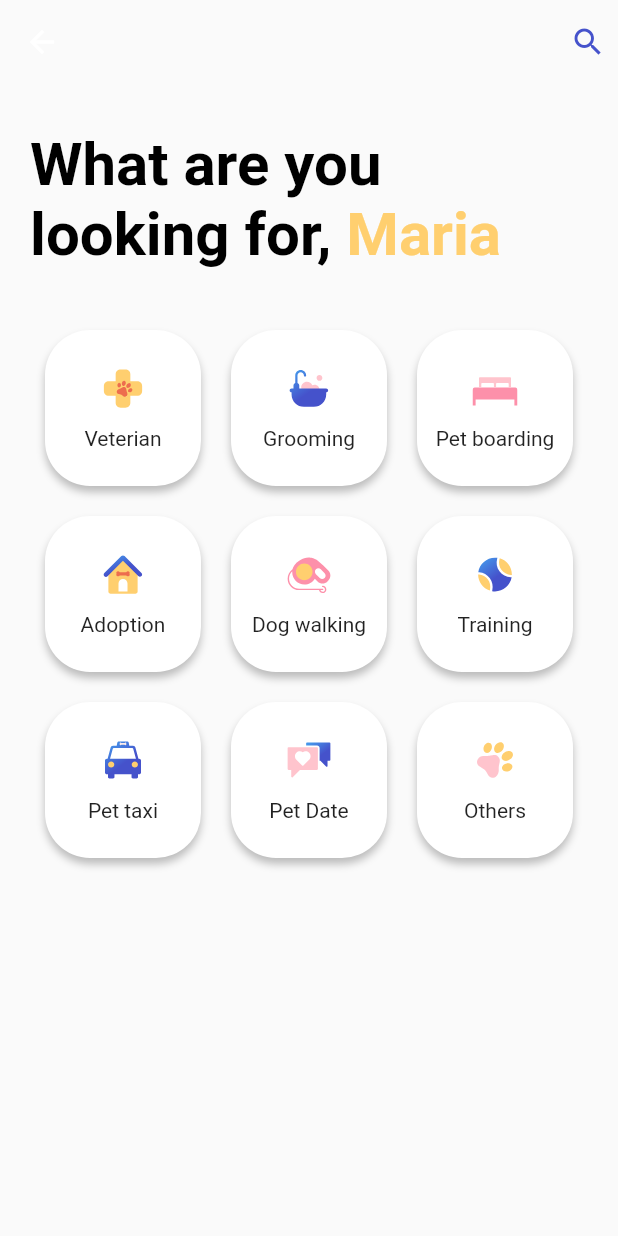
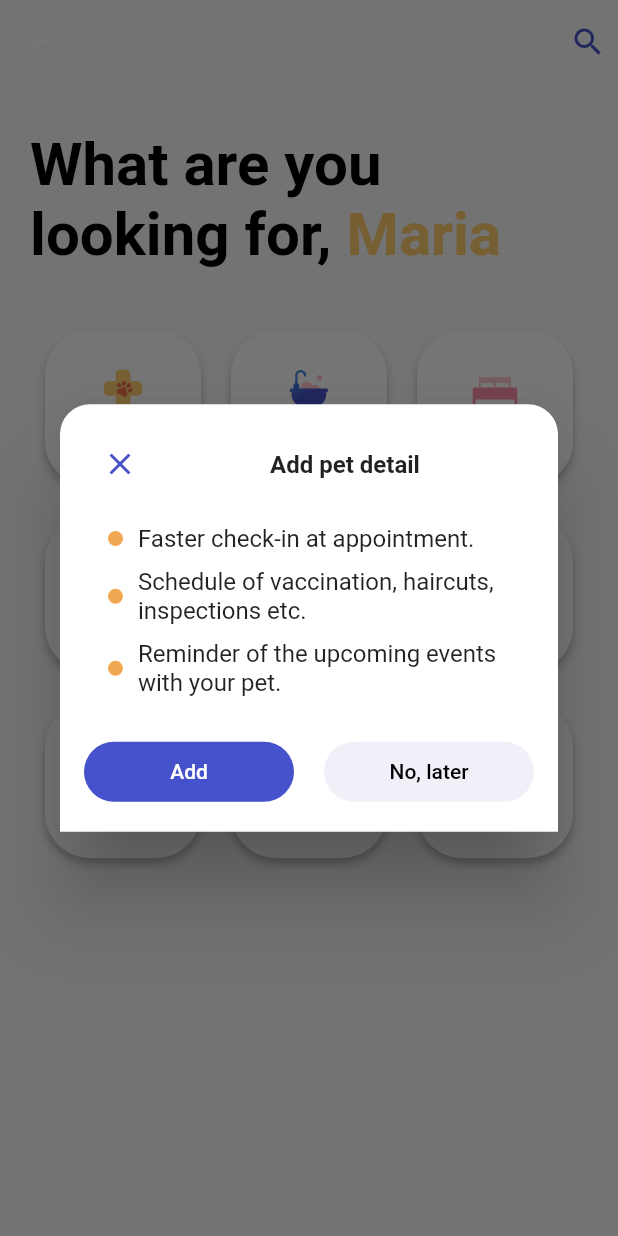
Before and after one commit to Kashack/pet_care, a Flutter app: the HomePage screen opened directly, on a phone screen of 412 x 824 dp. Run offline on Flutter 3.47's test engine with Material 2 defaults, Android fonts, the light colour scheme and no system bars; our stand-ins replace flutter_svg, font_awesome_flutter, lottie, pinput, shared_preferences, supabase_flutter; accounts and stored records are empty.

Commit message:
pet page

```diff
--- a/lib/business/constant/globals.dart
+++ b/lib/business/constant/globals.dart
@@ -11,7 +11,11 @@ class Globals {
   static const String dogWalkingIcon = 'assets/icons/dog_walking.svg';
   static const String petTaxiIcon = 'assets/icons/pet_taxi.svg';
   static const String petTrainingIcon = 'assets/icons/training.svg';
+  static const String petIcon = 'assets/icons/pet_icon.svg';
+  static const String medicBriefIcon = 'assets/icons/medic_briefcase_icon.svg';
+  static const String announcementIcon = 'assets/icons/announcement_icon.svg';
 
   //Images
   static const String onboardingImage1 = 'assets/images/onboardingImage1.png';
+  static const String demoImage = 'assets/images/demo_image.png';
 }
--- a/lib/business/authentication_helper.dart
+++ b/lib/business/database/authentication_helper.dart
@@ -2,7 +2,7 @@ import 'package:flutter/material.dart';
 import 'package:pet_care/presentation/authentication/email_verification_page.dart';
 import 'package:supabase_flutter/supabase_flutter.dart';
 
-import '../presentation/navigation/nav_page.dart';
+import '../../presentation/navigation/nav_page.dart';
 
 class Authentication {
   final supabase = Supabase.instance.client;
--- a/lib/presentation/authentication/sign_in_page.dart
+++ b/lib/presentation/authentication/sign_in_page.dart
@@ -5,7 +5,7 @@ import 'package:pet_care/business/constant/my_colors.dart';
 import 'package:pet_care/presentation/navigation/nav_page.dart';
 import 'package:pet_care/presentation/authentication/registration_page.dart';
 
-import '../../business/authentication_helper.dart';
+import '../../business/database/authentication_helper.dart';
 import '../component/my_text_field.dart';
 
 class SignInPage extends StatefulWidget {
--- a/lib/presentation/authentication/sign_up_with_email.dart
+++ b/lib/presentation/authentication/sign_up_with_email.dart
@@ -5,7 +5,7 @@ import 'package:lottie/lottie.dart';
 import 'package:pet_care/presentation/component/my_text_field.dart';
 import 'package:pet_care/presentation/authentication/sign_in_page.dart';
 
-import '../../business/authentication_helper.dart';
+import '../../business/database/authentication_helper.dart';
 import '../../business/constant/my_colors.dart';
 
 class SignUpWithEmailPage extends StatefulWidget {
--- a/lib/presentation/navigation/home_page.dart
+++ b/lib/presentation/navigation/home_page.dart
@@ -2,12 +2,29 @@ import 'package:flutter/material.dart';
 import 'package:flutter_svg/flutter_svg.dart';
 import 'package:pet_care/business/constant/globals.dart';
 import 'package:pet_care/business/constant/my_colors.dart';
-import 'package:pet_care/presentation/vetPage.dart';
+import 'package:pet_care/presentation/pet_detail.dart';
+import 'package:pet_care/presentation/vet_page.dart';
 
-class HomePage extends StatelessWidget {
-  String Name;
+class HomePage extends StatefulWidget {
+  final bool isFirstTime;
 
-  HomePage({this.Name = 'Maria'});
+  HomePage({this.isFirstTime = true});
+
+  @override
+  State<HomePage> createState() => _HomePageState();
+}
+
+class _HomePageState extends State<HomePage> {
+  final String Name = 'Maria';
+
+  @override
+  void initState() {
+    // TODO: implement initState
+    super.initState();
+    WidgetsBinding.instance.addPostFrameCallback((timeStamp) {
+      displayPetDetailDialog(context);
+    });
+  }
 
   @override
   Widget build(BuildContext context) {
@@ -15,31 +32,35 @@ class HomePage extends StatelessWidget {
       appBar: AppBar(
         elevation: 0,
         backgroundColor: Colors.transparent,
-        actions: [
+        actions: const [
           Padding(
-            padding: const EdgeInsets.all(8.0),
-            child: Icon(Icons.search,color: MyColors.violet,),
+            padding: EdgeInsets.all(8.0),
+            child: Icon(
+              Icons.search,
+              color: MyColors.violet,
+            ),
           )
         ],
       ),
       body: SafeArea(
         child: Padding(
-          padding: const EdgeInsets.symmetric(horizontal: 20.0,vertical: 30),
+          padding: const EdgeInsets.symmetric(horizontal: 20.0, vertical: 30),
           child: Column(
             children: [
               RichText(
                 text: TextSpan(
                     text: 'What are you looking for, ',
-                    style: TextStyle(
+                    style: const TextStyle(
                         color: Colors.black,
                         fontWeight: FontWeight.bold,
                         fontSize: 40),
                     children: [
                       TextSpan(
-                          text: Name, style: TextStyle(color: MyColors.yellow))
+                          text: Name,
+                          style: const TextStyle(color: MyColors.yellow))
                     ]),
               ),
-              SizedBox(
+              const SizedBox(
                 height: 30,
               ),
               Expanded(
@@ -51,14 +72,19 @@ class HomePage extends StatelessWidget {
                   itemBuilder: (context, index) {
                     return GestureDetector(
                       onTap: () {
-                        Navigator.push(context, MaterialPageRoute(builder: (context) => services[index]['navigation'],));
+                        Navigator.push(
+                            context,
+                            MaterialPageRoute(
+                              builder: (context) =>
+                                  services[index]['navigation'],
+                            ));
                       },
                       child: Container(
-                        margin: EdgeInsets.all(10),
+                        margin: const EdgeInsets.all(10),
                         decoration: BoxDecoration(
                             color: Colors.white,
                             borderRadius: BorderRadius.circular(30),
-                            boxShadow: [
+                            boxShadow: const [
                               BoxShadow(
                                   blurRadius: 4,
                                   spreadRadius: 0,
@@ -74,7 +100,7 @@ class HomePage extends StatelessWidget {
                               height: 30,
                               width: 30,
                             ),
-                            SizedBox(
+                            const SizedBox(
                               height: 10,
                             ),
                             Text(services[index]['text'])
@@ -93,30 +119,174 @@ class HomePage extends StatelessWidget {
   }
 }
 
+displayPetDetailDialog(BuildContext context) {
+  showDialog(
+    context: context,
+    builder: (context) => SimpleDialog(
+      backgroundColor: Colors.white,
+      shape: const RoundedRectangleBorder(
+          borderRadius: BorderRadius.vertical(top: Radius.circular(20))),
+      contentPadding: const EdgeInsets.all(16),
+      children: [
+        Row(
+          children: [
+            IconButton(
+              onPressed: () {
+                Navigator.pop(context);
+              },
+              icon: Icon(
+                Icons.close,
+                color: MyColors.violet,
+              ),
+            ),
+            Expanded(
+              child: Align(
+                  alignment: Alignment.center,
+                  child: Text(
+                    'Add pet detail',
+                    style: TextStyle(fontWeight: FontWeight.bold),
+                  )),
+            )
+          ],
+        ),
+        Padding(
+          padding: const EdgeInsets.all(16.0),
+          child: Column(
+            children: [
+              Row(
+                children: const [
+                  CircleAvatar(
+                    backgroundColor: MyColors.orange,
+                    radius: 5,
+                  ),
+                  SizedBox(
+                    width: 10,
+                  ),
+                  Expanded(child: Text('Faster check-in at appointment.'))
+                ],
+              ),
+              const SizedBox(
+                height: 10,
+              ),
+              Row(
+                children: const [
+                  CircleAvatar(
+                    backgroundColor: MyColors.orange,
+                    radius: 5,
+                  ),
+                  SizedBox(
+                    width: 10,
+                  ),
+                  Expanded(
+                      child: Text(
+                          'Schedule of vaccination, haircuts, inspections etc.'))
+                ],
+              ),
+              const SizedBox(
+                height: 10,
+              ),
+              Row(
+                children: const [
+                  CircleAvatar(
+                    backgroundColor: MyColors.orange,
+                    radius: 5,
+                  ),
+                  SizedBox(
+                    width: 10,
+                  ),
+                  Expanded(
+                      child: Text(
+                          'Reminder of the upcoming events with your pet.'))
+                ],
+              ),
+              const SizedBox(
+                height: 10,
+              ),
+            ],
+          ),
+        ),
+        Row(
+          mainAxisAlignment: MainAxisAlignment.spaceAround,
+          children: [
+            Expanded(
+              child: FilledButton(
+                onPressed: () {
+                  Navigator.push(
+                      context,
+                      MaterialPageRoute(
+                        builder: (context) => PetDetailPage(),
+                      ));
+                },
+                child: const Text(
+                  'Add',
+                  style: TextStyle(color: Colors.white),
+                ),
+              ),
+            ),
+            const SizedBox(
+              width: 20,
+            ),
+            Expanded(
+              child: FilledButton(
+                onPressed: () {
+                  Navigator.pop(context);
+                },
+                style: FilledButton.styleFrom(
+                  backgroundColor: MyColors.light_grey2,
+                ),
+                child: const Text(
+                  'No, later',
+                  style: TextStyle(color: Colors.black),
+                ),
+              ),
+            ),
+          ],
+        )
+      ],
+    ),
+  );
+}
+
 List<Map<String, dynamic>> services = [
-  {'text': 'Veterian', 'image': Globals.vetIcon, 'navigation': VetPage()},
-  {'text': 'Grooming', 'image': Globals.groomIcon, 'navigation': VetPage()},
+  {'text': 'Veterian', 'image': Globals.vetIcon, 'navigation': const VetPage()},
+  {
+    'text': 'Grooming',
+    'image': Globals.groomIcon,
+    'navigation': const VetPage()
+  },
   {
     'text': 'Pet boarding',
     'image': Globals.boardingIcon,
-    'navigation': VetPage()
+    'navigation': const VetPage()
   },
-  {'text': 'Adoption', 'image': Globals.adoptionIcon, 'navigation': VetPage()},
+  {
+    'text': 'Adoption',
+    'image': Globals.adoptionIcon,
+    'navigation': const VetPage()
+  },
   {
     'text': 'Dog walking',
     'image': Globals.dogWalkingIcon,
-    'navigation': VetPage()
+    'navigation': const VetPage()
   },
   {
     'text': 'Training',
     'image': Globals.petTrainingIcon,
-    'navigation': VetPage()
+    'navigation': const VetPage()
   },
-  {'text': 'Pet taxi', 'image': Globals.petTaxiIcon, 'navigation': VetPage()},
-  {'text': 'Pet Date', 'image': Globals.petDateIcon, 'navigation': VetPage()},
+  {
+    'text': 'Pet taxi',
+    'image': Globals.petTaxiIcon,
+    'navigation': const VetPage()
+  },
+  {
+    'text': 'Pet Date',
+    'image': Globals.petDateIcon,
+    'navigation': const VetPage()
+  },
   {
     'text': 'Others',
     'image': Globals.otherServicesIcon,
-    'navigation': VetPage()
+    'navigation': const VetPage()
   },
 ];
```
Lines whose indentation alone changed are shown as unchanged.
